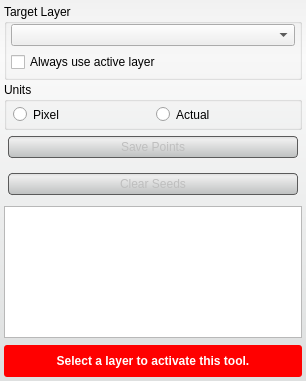
The window that src/Interface/ToolInterface/PointsSelectToolInterface.ui (SCIInstitute/Seg3D) describes before a commit, drawn with Qt 5.
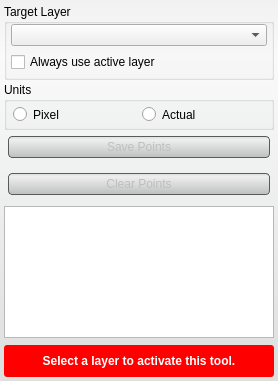
The same window after the commit. Custom widgets are drawn as their Qt base class.

```diff
--- a/src/Interface/ToolInterface/PointsSelectToolInterface.ui
+++ b/src/Interface/ToolInterface/PointsSelectToolInterface.ui
@@ -6,7 +6,7 @@
    <rect>
     <x>0</x>
     <y>0</y>
-    <width>306</width>
+    <width>278</width>
     <height>381</height>
    </rect>
   </property>
@@ -293,7 +293,7 @@
       </size>
      </property>
      <property name="text">
-      <string>Clear Seeds</string>
+      <string>Clear Points</string>
      </property>
     </widget>
    </item>
@@ -318,6 +318,18 @@
      <property name="frameShadow">
       <enum>QFrame::Sunken</enum>
      </property>
+     <property name="editTriggers">
+      <set>QAbstractItemView::NoEditTriggers</set>
+     </property>
+     <property name="gridStyle">
+      <enum>Qt::SolidLine</enum>
+     </property>
+     <attribute name="horizontalHeaderVisible">
+      <bool>true</bool>
+     </attribute>
+     <attribute name="horizontalHeaderDefaultSectionSize">
+      <number>80</number>
+     </attribute>
     </widget>
    </item>
    <item>
```
Left out of the diff: 12 changed lines with no effect on the pictures.
